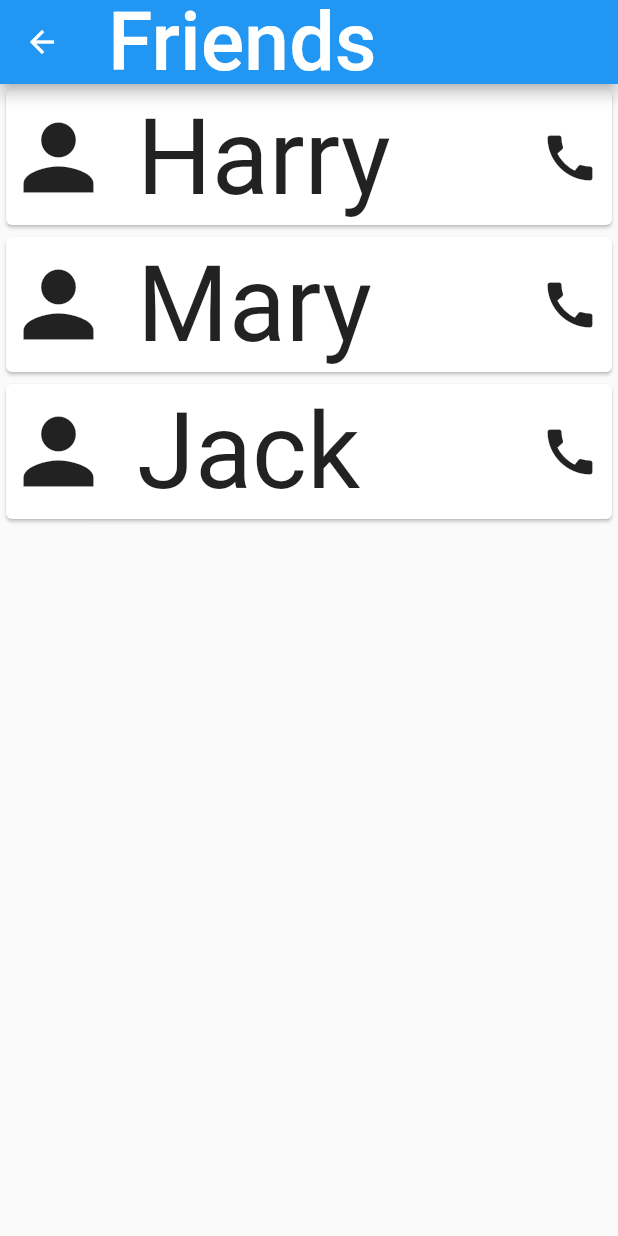
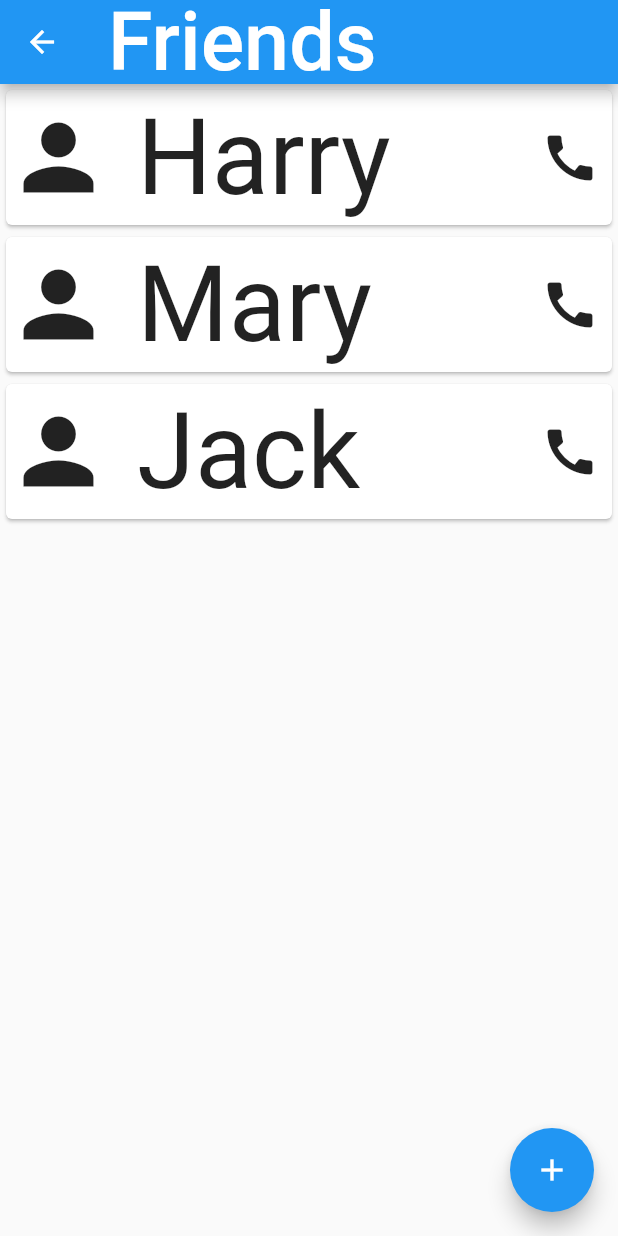
Before and after one commit to TeamDoubleHelix/OPA, a Flutter app: the screen it shows after launch, on a phone screen of 412 x 824 dp. Run offline on Flutter 3.47's test engine with Material 2 defaults, Android fonts, the phone set to English and light mode, and no system bars.

Commit message:
finished game

```diff
--- a/lib/Friends.dart
+++ b/lib/Friends.dart
@@ -1,7 +1,5 @@
 import 'package:flutter/material.dart';
 import './Profile.dart';
-
-
 
 class Friends extends StatefulWidget {
   Friends({Key key, this.title}) : super(key: key);
@@ -12,40 +10,50 @@ class Friends extends StatefulWidget {
   _FriendsState createState() => _FriendsState();
 }
 
-class Person{
+class Person {
   String name;
   int number;
 
-Person(String na, int nu){
-  name=na;
-  number=nu;
+  Person(String na, int nu) {
+    name = na;
+    number = nu;
+  }
 }
 
-}
-
-
 class _FriendsState extends State<Friends> {
-
-  List<Person> people = [ Person('Harry',21324675), Person('Mary',46372876), Person('Jack',473829384)];
+  TextStyle style;
+  List<Person> people = [
+    Person('Harry', 21324675),
+    Person('Mary', 46372876),
+    Person('Jack', 473829384)
+  ];
 
   @override
+  void initState() {
+    super.initState();
+
+    style = new TextStyle(fontSize: 30);
+  }
 
   Widget build(BuildContext context) {
-
     return Scaffold(
       appBar: AppBar(
         leading: BackButton(),
-        title: Text('Friends', textScaleFactor: 2.7, ),
-
+        title: Text(
+          'Friends',
+          textScaleFactor: 2.7,
+        ),
       ),
-
-    body: ListView.builder(
-
-      itemCount: people.length,
-      itemBuilder: (context,index){
-        return Profile(people[index]);
-      },
-    ),
+      body: ListView.builder(
+        itemCount: people.length,
+        itemBuilder: (context, index) {
+          return Profile(people[index]);
+        },
+      ),
+      floatingActionButton: FloatingActionButton(
+        onPressed: (){},
+        child: Icon(Icons.add),
+      ),
     );
   }
 }
```
Also changed, not shown: lib/Plant.dart (+9 -1 lines).
